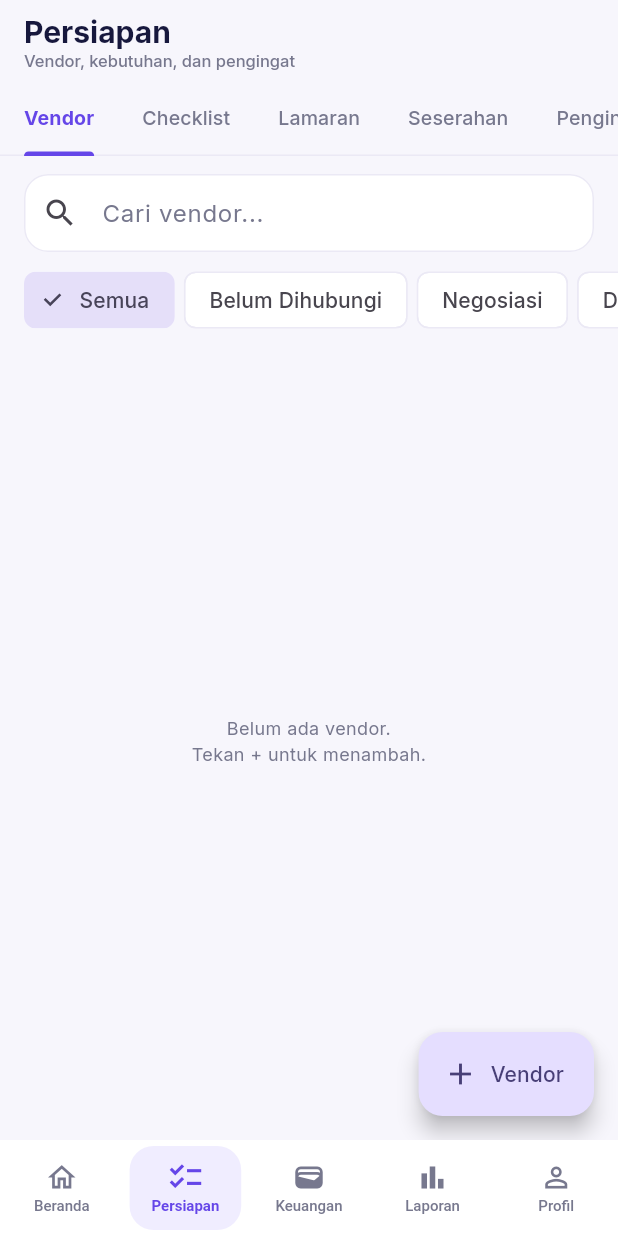
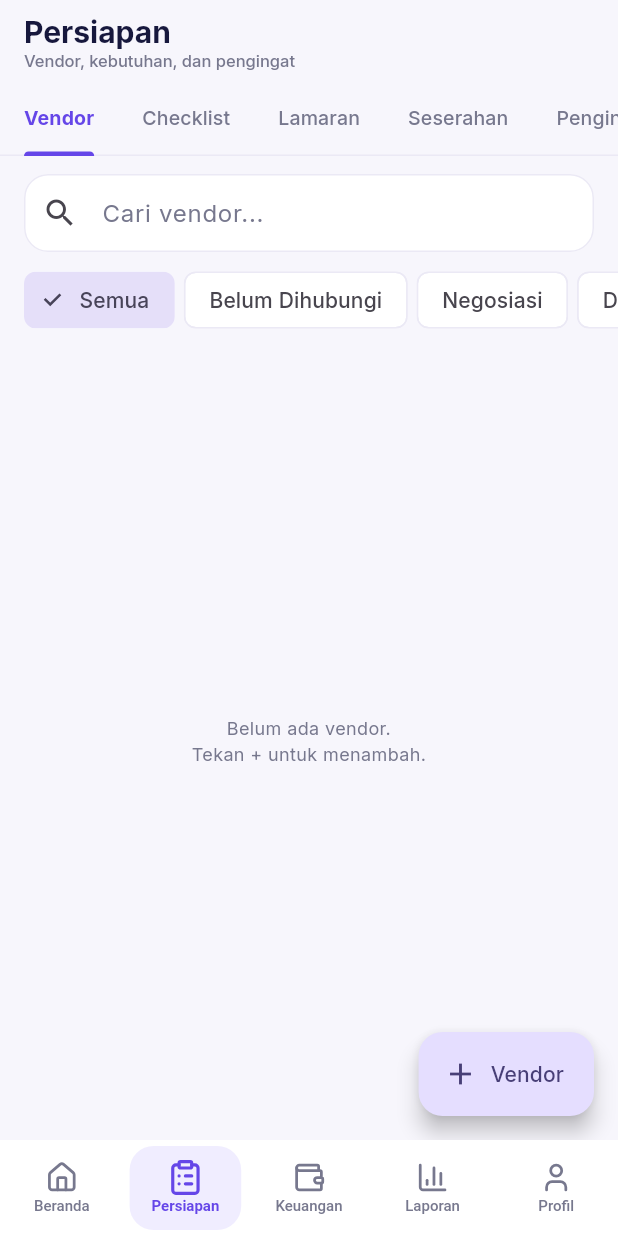
Before and after one commit to Zhseesh/WeddingManagementFlutter, a Flutter app: the MainShell screen opened by its route, swiped to page 2, on a phone screen of 412 x 824 dp. Run offline on Flutter 3.47's test engine with Material 3 defaults, Android fonts, the phone set to English and light mode, and no system bars; our stand-ins replace file_picker, fl_chart, flutter_local_notifications, flutter_riverpod, flutter_timezone, go_router and 8 more; accounts and stored records are empty.

Commit message:
style: change quick action bg to rounded square & update bottom nav to lucide icons

```diff
--- a/lib/core/widgets/animated_bottom_nav.dart
+++ b/lib/core/widgets/animated_bottom_nav.dart
@@ -1,4 +1,5 @@
 import 'package:material_ui/material_ui.dart';
+import 'package:lucide_icons_flutter/lucide_icons.dart';
 import 'package:weddingmanagementf/app/theme/app_theme.dart';
 
 class AnimatedBottomNav extends StatelessWidget {
@@ -12,14 +13,14 @@ class AnimatedBottomNav extends StatelessWidget {
   });
 
   static const _items = [
-    (icon: Icons.home_outlined, activeIcon: Icons.home, label: 'Beranda'),
-    (icon: Icons.checklist_outlined, activeIcon: Icons.checklist, label: 'Persiapan'),
-    (icon: Icons.wallet_outlined, activeIcon: Icons.wallet, label: 'Keuangan'),
-    (icon: Icons.bar_chart_outlined, activeIcon: Icons.bar_chart, label: 'Laporan'),
-    (icon: Icons.person_outline, activeIcon: Icons.person, label: 'Profil'),
+    (icon: LucideIcons.house, activeIcon: LucideIcons.house, label: 'Beranda'),
+    (icon: LucideIcons.clipboardList, activeIcon: LucideIcons.clipboardList, label: 'Persiapan'),
+    (icon: LucideIcons.wallet, activeIcon: LucideIcons.wallet, label: 'Keuangan'),
+    (icon: LucideIcons.barChart3, activeIcon: LucideIcons.barChart3, label: 'Laporan'),
+    (icon: LucideIcons.user, activeIcon: LucideIcons.user, label: 'Profil'),
   ];
 
-  @override
+   @override
   Widget build(BuildContext context) {
     final palette = AppTheme.of(context);
     final scheme = Theme.of(context).colorScheme;
```
